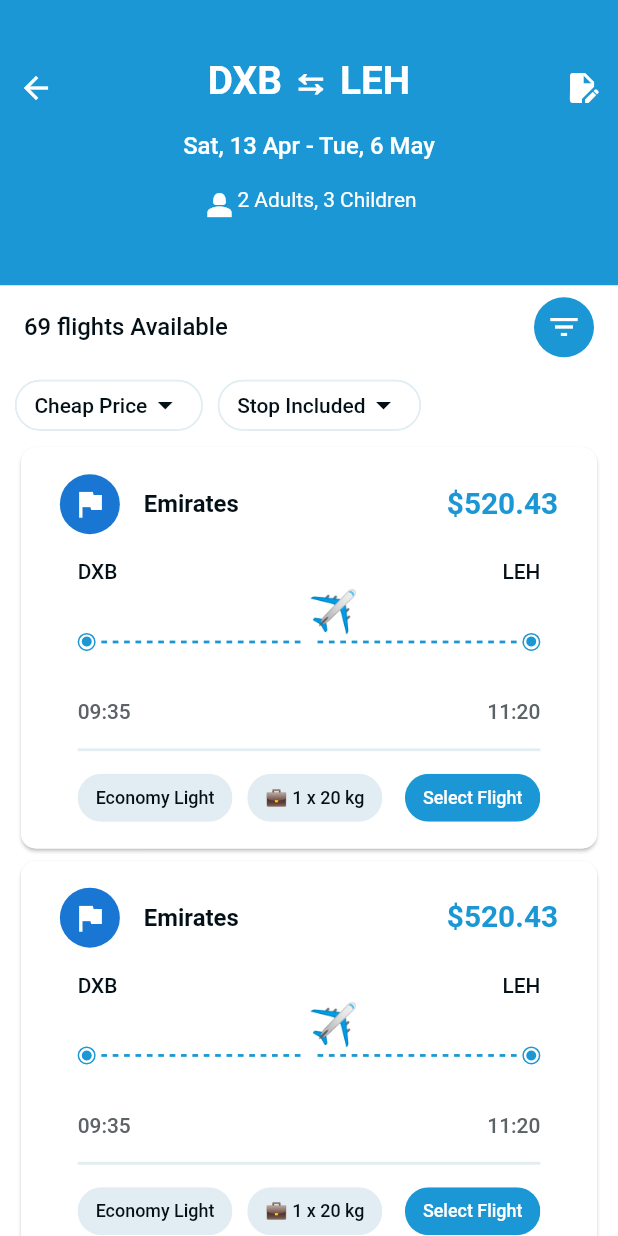
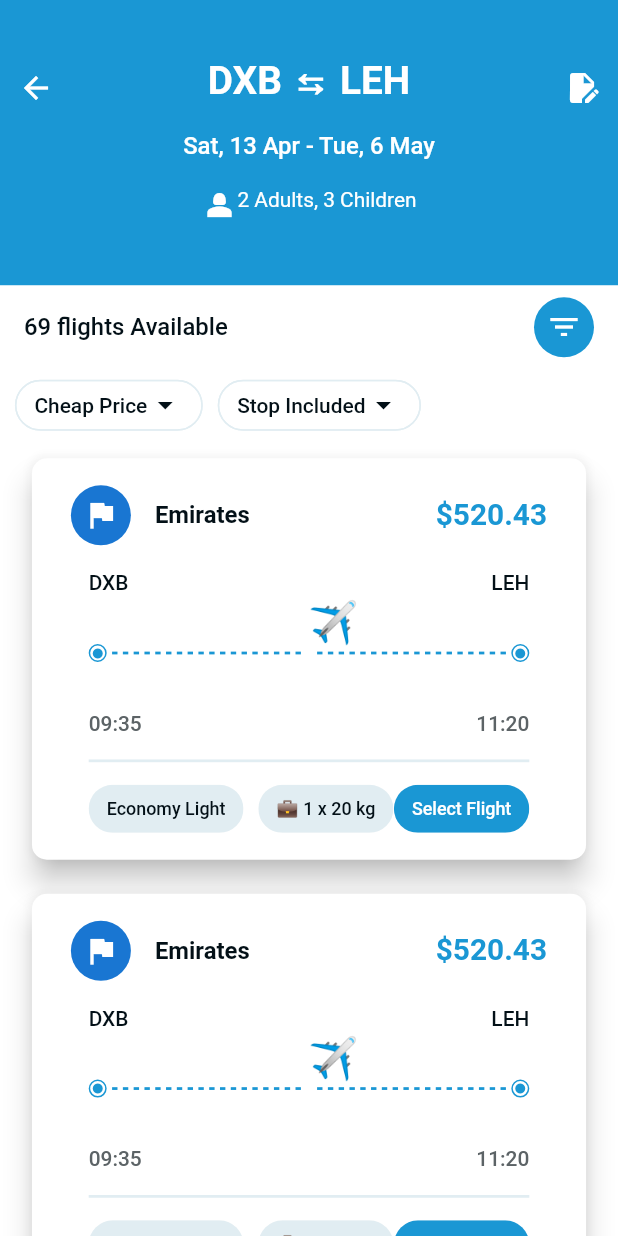
Before and after one commit to vikasp52/flight_booking, a Flutter app: the FlightResultScreen screen opened by its route, on a phone screen of 412 x 824 dp. Run offline on Flutter 3.47's test engine with Material 2 defaults, Android fonts, the phone set to English and light mode, and no system bars; our stand-ins replace dio, flutter_bloc, flutter_screenutil, get_it.

Commit message:
Added the navigation on each screen

```diff
--- a/lib/features/flight_booking/presentation/screens/flight_booking.dart
+++ b/lib/features/flight_booking/presentation/screens/flight_booking.dart
@@ -19,7 +19,7 @@ class FlightBookingScreen extends StatelessWidget {
           centerTitle: true,
           backgroundColor: CustomColors.primary,
           leading: IconButton(
-            onPressed: () {},
+            onPressed: () => Navigator.pop(context),
             icon: const Icon(
               Icons.arrow_back,
               color: CustomColors.white,
--- a/lib/features/flight_results/presentation/screens/flight_result.dart
+++ b/lib/features/flight_results/presentation/screens/flight_result.dart
@@ -1,4 +1,5 @@
 import 'package:flight_booking/core/assets/assets.dart';
+import 'package:flight_booking/core/routing/routing.dart';
 import 'package:flight_booking/features/flight_results/presentation/screens/widgets/widgets.dart';
 import 'package:flutter/material.dart';
 import 'package:flutter_screenutil/flutter_screenutil.dart';
@@ -25,7 +26,7 @@ class FlightResultScreen extends StatelessWidget {
                     crossAxisAlignment: CrossAxisAlignment.start,
                     children: [
                       IconButton(
-                        onPressed: () {},
+                        onPressed: () => Navigator.pop(context),
                         icon: const Icon(
                           Icons.arrow_back,
                           color: CustomColors.white,
@@ -121,7 +122,14 @@ class FlightResultScreen extends StatelessWidget {
                     padding: EdgeInsets.symmetric(
                       horizontal: 10.w,
                     ),
-                    itemBuilder: (context, index) => Card(
+                    itemBuilder: (context, index) => Padding(
+                      padding: EdgeInsets.all(8.h),
+                      child: InkWell(
+                        onTap: () => RouteGenerator.pushName(
+                          routeName: RouteGenerator.flightBookingRoute,
+                        ),
+                        child: Card(
+                          elevation: 8.0,
                           child: Padding(
                             padding: EdgeInsets.all(
                               10.w,
@@ -154,14 +162,14 @@ class FlightResultScreen extends StatelessWidget {
                                         children: [
                                           Text(
                                             'DXB',
-                                        style:
-                                            CustomTypography.accountCheckLabel,
+                                            style: CustomTypography
+                                                .accountCheckLabel,
                                           ),
                                           const Spacer(),
                                           Text(
                                             'LEH',
-                                        style:
-                                            CustomTypography.accountCheckLabel,
+                                            style: CustomTypography
+                                                .accountCheckLabel,
                                           ),
                                         ],
                                       ),
@@ -176,7 +184,8 @@ class FlightResultScreen extends StatelessWidget {
                                                   if (index % 2 == 0) {
                                                     return Expanded(
                                                       child: Container(
-                                                    color: Colors.transparent,
+                                                        color:
+                                                            Colors.transparent,
                                                         height: 2.h,
                                                       ),
                                                     );
@@ -184,7 +193,8 @@ class FlightResultScreen extends StatelessWidget {
                                                       (150 ~/ 2) ~/ 2) {
                                                     return Flexible(
                                                       child: Padding(
-                                                    padding: EdgeInsets.only(
+                                                        padding:
+                                                            EdgeInsets.only(
                                                           bottom: 8.h,
                                                         ),
                                                         child: Text(
@@ -200,7 +210,8 @@ class FlightResultScreen extends StatelessWidget {
                                                   } else {
                                                     return Expanded(
                                                       child: Container(
-                                                    color: CustomColors.primary,
+                                                        color: CustomColors
+                                                            .primary,
                                                         height: 2.h,
                                                       ),
                                                     );
@@ -243,25 +254,30 @@ class FlightResultScreen extends StatelessWidget {
                                       Row(
                                         children: [
                                           Chip(
-                                        backgroundColor: CustomColors.skyBlue,
+                                            backgroundColor:
+                                                CustomColors.skyBlue,
                                             label: Text(
                                               'Economy Light',
-                                          style: CustomTypography.flightType,
+                                              style:
+                                                  CustomTypography.flightType,
                                             ),
                                           ),
                                           SizedBox(
                                             width: 10.w,
                                           ),
                                           Chip(
-                                        backgroundColor: CustomColors.skyBlue,
+                                            backgroundColor:
+                                                CustomColors.skyBlue,
                                             label: Text(
                                               '💼 1 x 20 kg',
-                                          style: CustomTypography.flightType,
+                                              style:
+                                                  CustomTypography.flightType,
                                             ),
                                           ),
                                           const Spacer(),
                                           Chip(
-                                        backgroundColor: CustomColors.primary,
+                                            backgroundColor:
+                                                CustomColors.primary,
                                             label: Text(
                                               'Select Flight',
                                               style: CustomTypography.flightType
@@ -281,6 +297,8 @@ class FlightResultScreen extends StatelessWidget {
                         ),
                       ),
                     ),
+                  ),
+                ),
               ],
             ),
           )
```
Also changed, not shown: lib/features/home/presentation/screens/home_screen.dart (+7 -2 lines), lib/features/login/presentation/screens/login_screen.dart (+7 -2 lines). Lines whose indentation alone changed are shown as unchanged.
